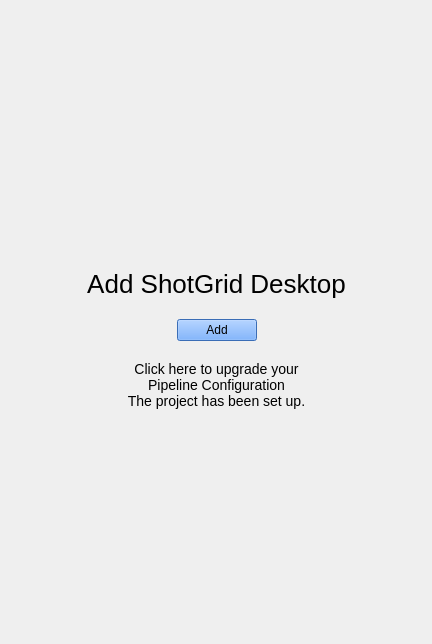
Qt form resources/update_project_config.ui (shotgunsoftware/tk-desktop) before a commit.
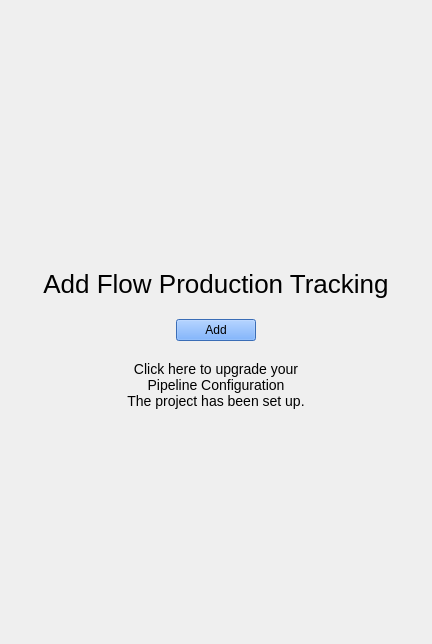
The same form after that commit. Icons and pictures are not drawn.

```diff
--- a/resources/update_project_config.ui
+++ b/resources/update_project_config.ui
@@ -86,7 +86,7 @@
         <string notr="true">font-size: 26px;</string>
        </property>
        <property name="text">
-        <string>Add ShotGrid Desktop</string>
+        <string>Add Flow Production Tracking</string>
        </property>
        <property name="alignment">
         <set>Qt::AlignCenter</set>
```
